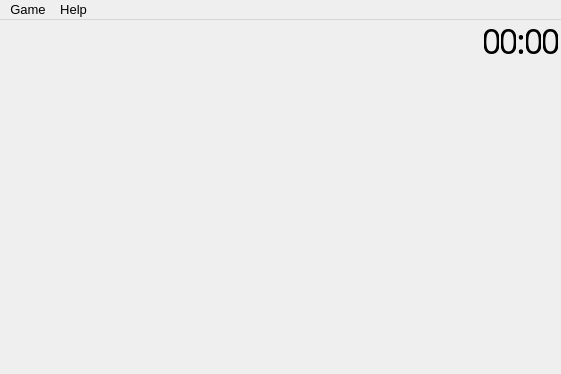
Qt form mainwindow.ui (q-g-j/qminesweeper) before a commit.
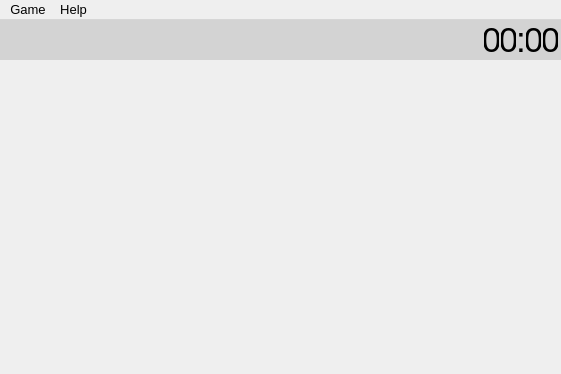
The same form after that commit.

Commit message: changed infoBar color to light gray

```diff
--- a/mainwindow.ui
+++ b/mainwindow.ui
@@ -70,6 +70,7 @@
       <property name="styleSheet">
        <string notr="true">QWidget {
 	outline: none;
+	background-color: lightgray;
 }</string>
       </property>
       <layout class="QHBoxLayout" name="horizontalLayout">
@@ -126,7 +127,6 @@
          </property>
          <property name="font">
           <font>
-           <family>Noto Sans Condensed Medium</family>
            <pointsize>26</pointsize>
            <italic>false</italic>
           </font>
@@ -226,7 +226,6 @@
          </property>
          <property name="font">
           <font>
-           <family>Noto Sans Condensed Medium</family>
            <pointsize>26</pointsize>
            <italic>false</italic>
           </font>
@@ -294,7 +293,6 @@
          </property>
          <property name="font">
           <font>
-           <family>Noto Sans Condensed Medium</family>
            <pointsize>26</pointsize>
            <italic>false</italic>
           </font>
@@ -340,7 +338,6 @@
          </property>
          <property name="font">
           <font>
-           <family>Noto Sans Condensed Medium</family>
            <pointsize>26</pointsize>
            <italic>false</italic>
           </font>
@@ -392,7 +389,6 @@
          </property>
          <property name="font">
           <font>
-           <family>Noto Sans Condensed Medium</family>
            <pointsize>26</pointsize>
            <italic>false</italic>
           </font>
@@ -460,7 +456,6 @@
          </property>
          <property name="font">
           <font>
-           <family>Noto Sans Condensed Medium</family>
            <pointsize>26</pointsize>
            <italic>false</italic>
           </font>
```
Left out of the diff: 2 changed lines with no effect on the pictures.
